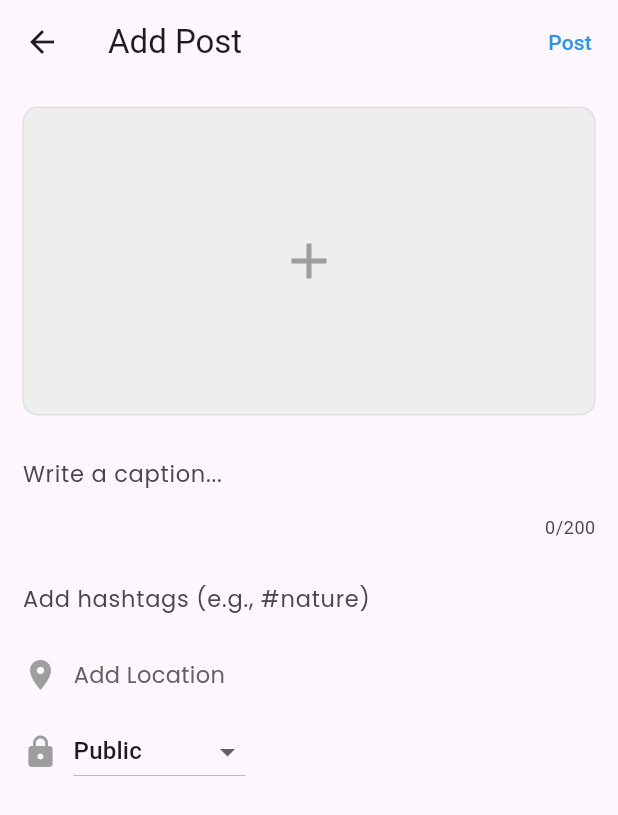
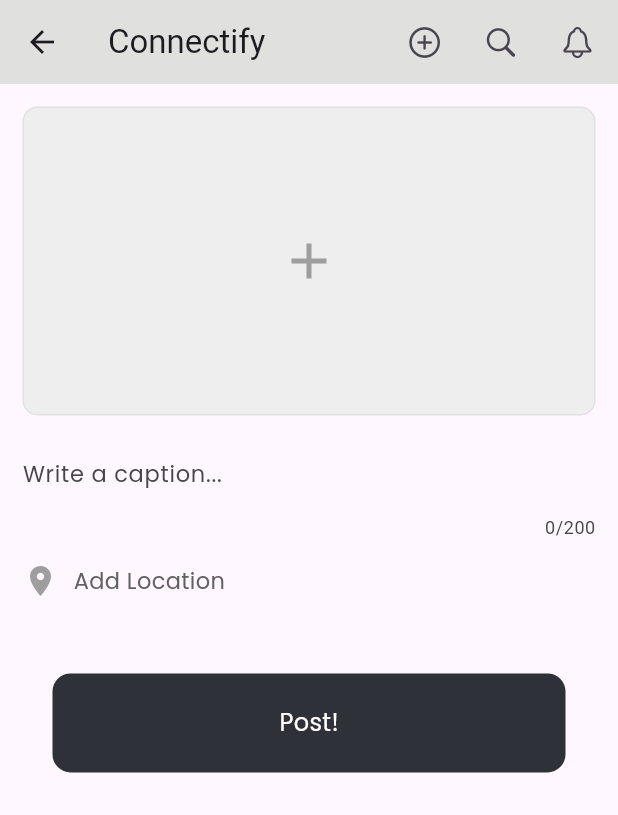
Before and after one commit to 0Armaan025/connectify-fix-updated, a Flutter app: the AddPostScreen screen opened directly, on a phone screen of 412 x 824 dp. Shown: the top 815 px of the screen. Run offline on Flutter 3.47's test engine with Material 3 defaults, Android fonts, the phone set to English and light mode, and no system bars; our stand-ins replace animate_do, animated_text_kit, appwrite, connectivity_plus, dotted_border, flutter_image_compress and 10 more; network calls fail; project files that could hold a hidden picture were left out.

Commit message:
added stuff

```diff
--- a/lib/features/views/add_post/add_post_screen.dart
+++ b/lib/features/views/add_post/add_post_screen.dart
@@ -1,4 +1,5 @@
 import 'dart:io';
+import 'package:connectify/common/buttons/custom_button.dart';
 import 'package:connectify/common/utils/normal_utils.dart';
 import 'package:flutter/material.dart';
 import 'package:geocoding/geocoding.dart';
@@ -34,6 +35,7 @@ class _AddPostScreenState extends State<AddPostScreen> {
     serviceEnabled = await Geolocator.isLocationServiceEnabled();
     if (!serviceEnabled) {
       // Location services are not enabled, handle accordingly
+      showSnackBar(context, 'turn on your location services, pretty pwease');
       return '';
     }
 
@@ -55,7 +57,7 @@ class _AddPostScreenState extends State<AddPostScreen> {
     );
     latitude = position.latitude;
     longitude = position.longitude;
-    setState(() async {});
+    setState(() {});
     String placeName = await getPlaceName(latitude, longitude);
     return placeName;
     // Use the position data
@@ -73,7 +75,8 @@ class _AddPostScreenState extends State<AddPostScreen> {
         return 'No address found';
       }
     } catch (e) {
-      return 'Error: $e';
+      showSnackBar(context, e.toString());
+      return '';
     }
   }
 
@@ -82,20 +85,7 @@ class _AddPostScreenState extends State<AddPostScreen> {
     final size = MediaQuery.of(context).size;
 
     return Scaffold(
-      appBar: AppBar(
-        title: const Text("Add Post"),
-        actions: [
-          TextButton(
-            onPressed: () {
-              // Handle Post Submission
-            },
-            child: const Text(
-              "Post",
-              style: TextStyle(color: Colors.blue),
-            ),
-          ),
-        ],
-      ),
+      appBar: buildAppBar(context),
       body: SingleChildScrollView(
         child: SafeArea(
           child: Padding(
@@ -162,21 +152,12 @@ class _AddPostScreenState extends State<AddPostScreen> {
                 const SizedBox(height: 15),
 
                 // Tags Input
-                TextField(
-                  controller: _tagsController,
-                  style: GoogleFonts.poppins(fontSize: 15),
-                  decoration: const InputDecoration(
-                    hintText: 'Add hashtags (e.g., #nature)',
-                    border: InputBorder.none,
-                  ),
-                ),
-                const SizedBox(height: 15),
 
                 // Location
                 GestureDetector(
                   onTap: () async {
                     _location = await _getCurrentLocation(context);
-                    setState(() async {
+                    setState(() {
                       // _location = "Sample Location, City";
                     });
                   },
@@ -194,30 +175,12 @@ class _AddPostScreenState extends State<AddPostScreen> {
                     ],
                   ),
                 ),
-                const SizedBox(height: 15),
-
-                // Privacy Settings
-                Row(
-                  children: [
-                    const Icon(Icons.lock, color: Colors.grey),
-                    const SizedBox(width: 10),
-                    DropdownButton<String>(
-                      value: _selectedPrivacy,
-                      items: <String>['Public', 'Friends Only', 'Private']
-                          .map((String value) {
-                        return DropdownMenuItem<String>(
-                          value: value,
-                          child: Text(value),
-                        );
-                      }).toList(),
-                      onChanged: (value) {
-                        setState(() {
-                          _selectedPrivacy = value!;
-                        });
-                      },
-                    ),
-                  ],
+                const SizedBox(
+                  height: 50,
                 ),
+                CustomButtonWidget(
+                  text: "Post!",
+                )
               ],
             ),
           ),
```
